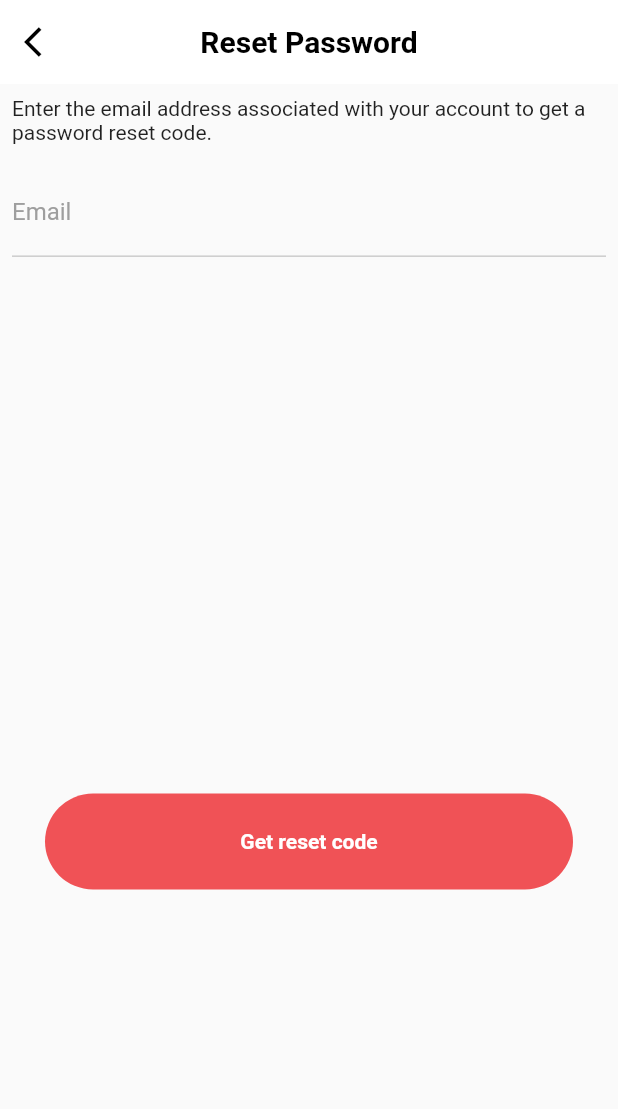
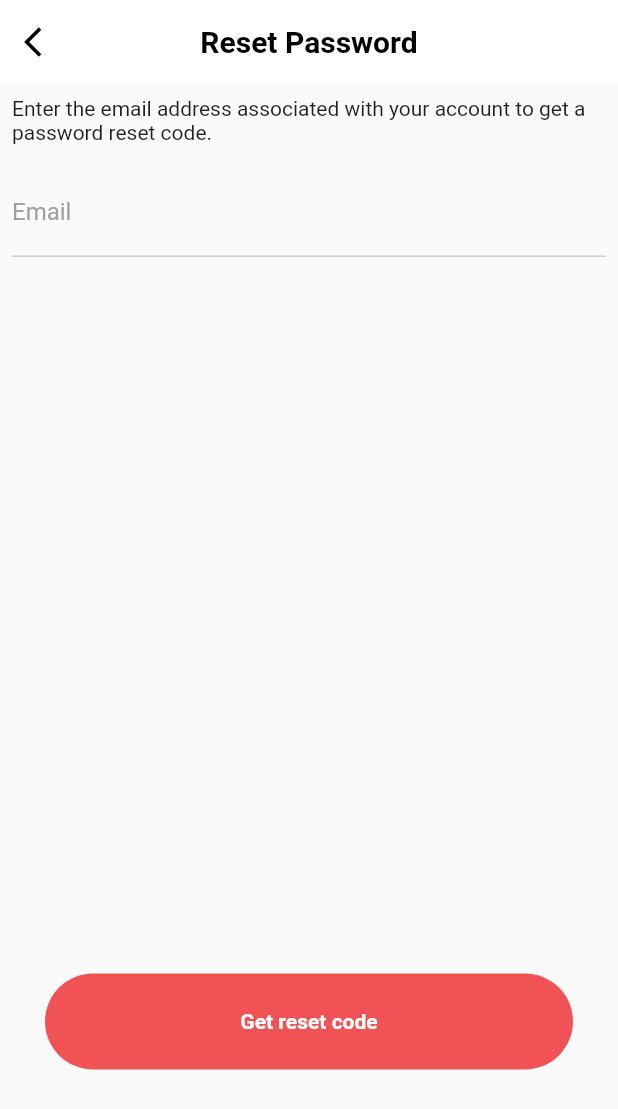
Before and after one commit to Dsoji/medilticaApp, a Flutter app: the RstpswrdScreen screen opened directly, on a phone screen of 412 x 824 dp. Shown: the top 1109 px of the screen. Run offline on Flutter 3.47's test engine with Material 2 defaults, Android fonts, the phone set to English and light mode, and no system bars.

Commit message:
Ninth Commit

```diff
--- a/lib/screens/login screen/extra files/rstpswrd_button.dart
+++ b/lib/screens/login screen/extra files/rstpswrd_button.dart
@@ -1,7 +1,7 @@
 import 'package:flutter/material.dart';
+import 'package:ratiah_mobile_app/screens/login%20screen/new_password.dart';
 
 import '../../../constants.dart';
-import '../login_screen.dart';
 
 class RstpswrdButton extends StatelessWidget {
   const RstpswrdButton({Key? key}) : super(key: key);
@@ -33,7 +33,7 @@ class RstpswrdButton extends StatelessWidget {
           onPressed: () {
             Navigator.push(
               context,
-              MaterialPageRoute(builder: (context) => LoginScreen()),
+              MaterialPageRoute(builder: (context) => NewpswrdScren()),
             );
           },
         ),
--- a/lib/screens/login screen/forget_password.dart
+++ b/lib/screens/login screen/forget_password.dart
@@ -46,7 +46,7 @@ class RstpswrdScreen extends StatelessWidget {
               ),
             ),
             SizedBox(
-              height: 350,
+              height: 470,
             ),
             RstpswrdButton()
           ],
--- a/lib/screens/login screen/new_password.dart
+++ b/lib/screens/login screen/new_password.dart
@@ -78,7 +78,7 @@ class NewpswrdScren extends StatelessWidget {
               padding: const EdgeInsets.all(8.0),
               child: Text(
                 '8 characters min, a number and special character.',
-                style: TextStyle(color: Colors.blue),
+                style: TextStyle(color: Colors.grey),
               ),
             ),
             SizedBox(
--- a/lib/screens/login screen/signup_scren.dart
+++ b/lib/screens/login screen/signup_scren.dart
@@ -1,7 +1,7 @@
 import 'package:flutter/material.dart';
-import 'package:ratiah_mobile_app/screens/login%20screen/signin_button.dart';
 
 import '../../constants.dart';
+import 'extra files/signin_button.dart';
 
 class SignupScreen extends StatelessWidget {
   @override
@@ -79,7 +79,6 @@ class SignupScreen extends StatelessWidget {
               height: 350,
             ),
             SignupButton()
-
           ],
         ),
       ),
```
Also changed, not shown: lib/screens/login screen/login_screen.dart (+13 -5 lines).
